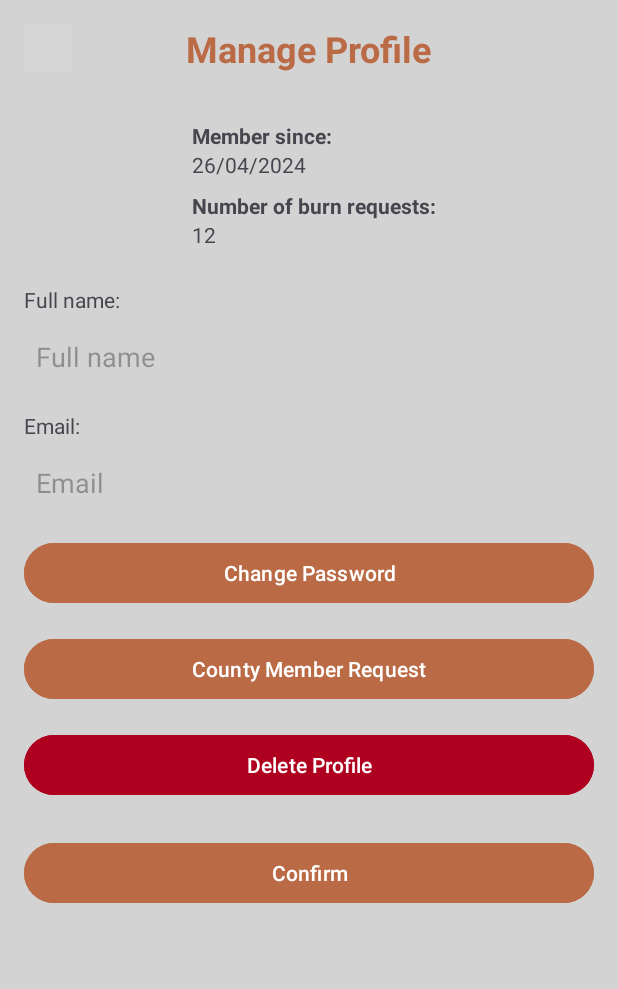
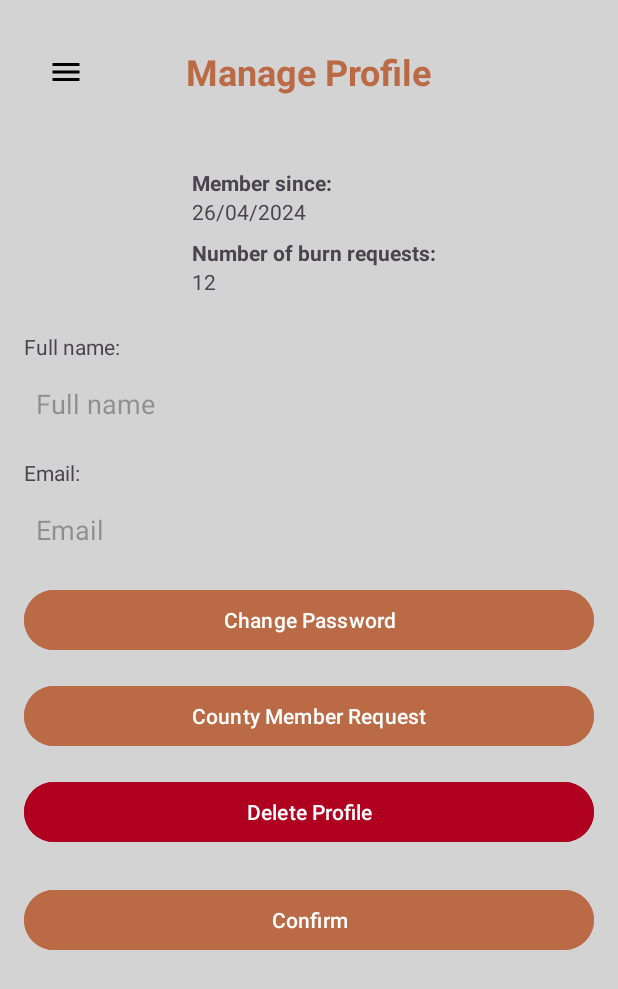
Before and after one commit to AAVANDRE10/ChamaSeguraAPP, an Android app: the fragment_manage_profile screen opened through its navigation route, on a phone screen of 412 x 824 dp. Shown: the top 989 px of the screen. Run offline under Robolectric (Android 15) with nearby library versions, the phone set to English and light mode, and no system bars; grey boxes are pictures that could not be loaded.

Commit message:
manage profile fragment created

```diff
--- a/app/src/main/java/com/example/chamasegura/fragments/fragment_manage_profile.kt
+++ b/app/src/main/java/com/example/chamasegura/fragments/fragment_manage_profile.kt
@@ -5,6 +5,9 @@ import androidx.fragment.app.Fragment
 import android.view.LayoutInflater
 import android.view.View
 import android.view.ViewGroup
+import androidx.appcompat.widget.Toolbar
+import androidx.core.view.GravityCompat
+import com.example.chamasegura.MainActivity
 import com.example.chamasegura.R
 
 class fragment_manage_profile : Fragment() {
@@ -14,6 +17,15 @@ class fragment_manage_profile : Fragment() {
         savedInstanceState: Bundle?
     ): View? {
         // Inflate the layout for this fragment
-        return inflater.inflate(R.layout.fragment_manage_profile, container, false)
+        val view = inflater.inflate(R.layout.fragment_manage_profile, container, false)
+
+        // Configurar a toolbar
+        val toolbar = view.findViewById<Toolbar>(R.id.toolbar)
+        toolbar.setNavigationIcon(R.drawable.baseline_menu_24)
+        toolbar.setNavigationOnClickListener {
+            (activity as MainActivity).drawerLayout.openDrawer(GravityCompat.START)
+        }
+
+        return view
     }
 }
--- a/app/src/main/res/layout/fragment_manage_profile.xml
+++ b/app/src/main/res/layout/fragment_manage_profile.xml
@@ -13,16 +13,13 @@
         android:layout_height="wrap_content"
         android:layout_marginBottom="16dp">
 
-        <ImageButton
-            android:id="@+id/buttonMenu"
-            android:layout_width="32dp"
-            android:layout_height="32dp"
-            android:background="?attr/selectableItemBackgroundBorderless"
-            android:src="@drawable/menu"
-            android:padding="4dp"
-            android:layout_alignParentStart="true"
-            android:layout_centerVertical="true"
-            android:scaleType="centerInside"/>
+        <androidx.appcompat.widget.Toolbar
+            android:id="@+id/toolbar"
+            android:layout_width="wrap_content"
+            android:layout_height="wrap_content"
+            android:background="@android:color/transparent"
+            android:theme="@style/ThemeOverlay.AppCompat.Dark.ActionBar"
+            android:layout_gravity="center"/>
 
         <TextView
             android:layout_width="wrap_content"
```
